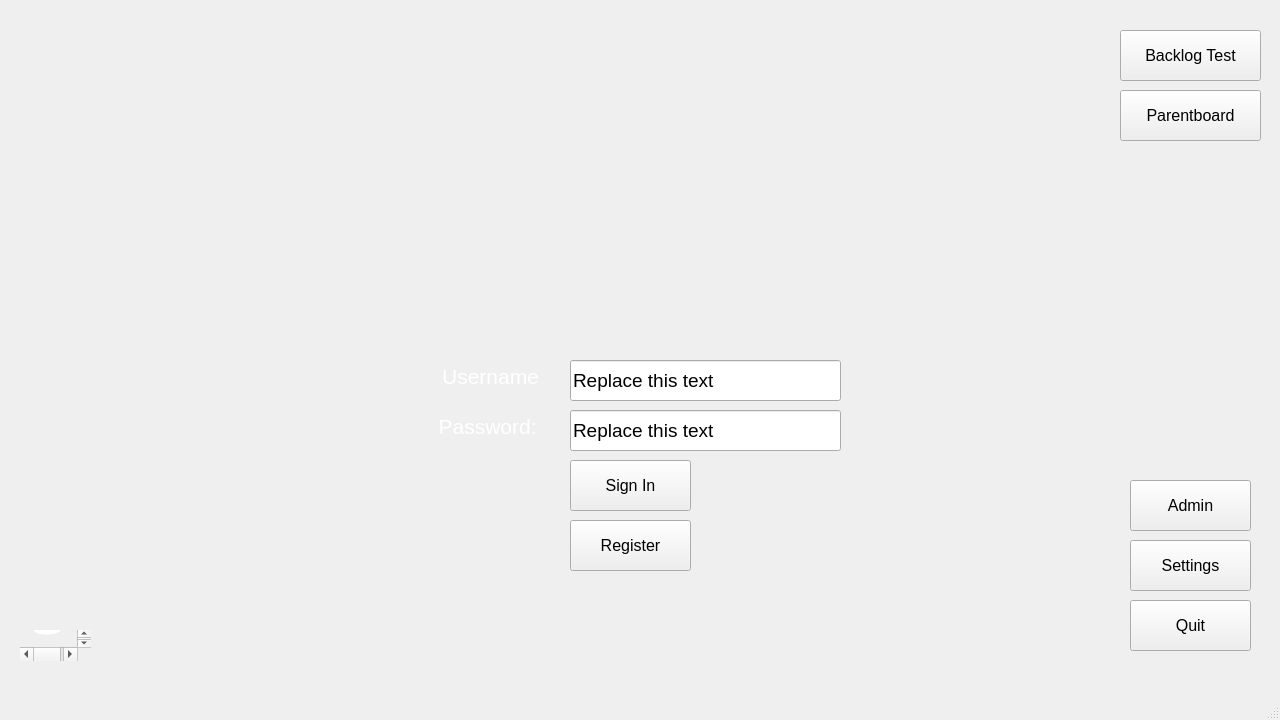
Qt form code/Staging_Environment/Recovered/Staging_Environment_Recorverd/mainwindow.ui (muazzamaqeel/Software-Project-CTS-5) before a commit.
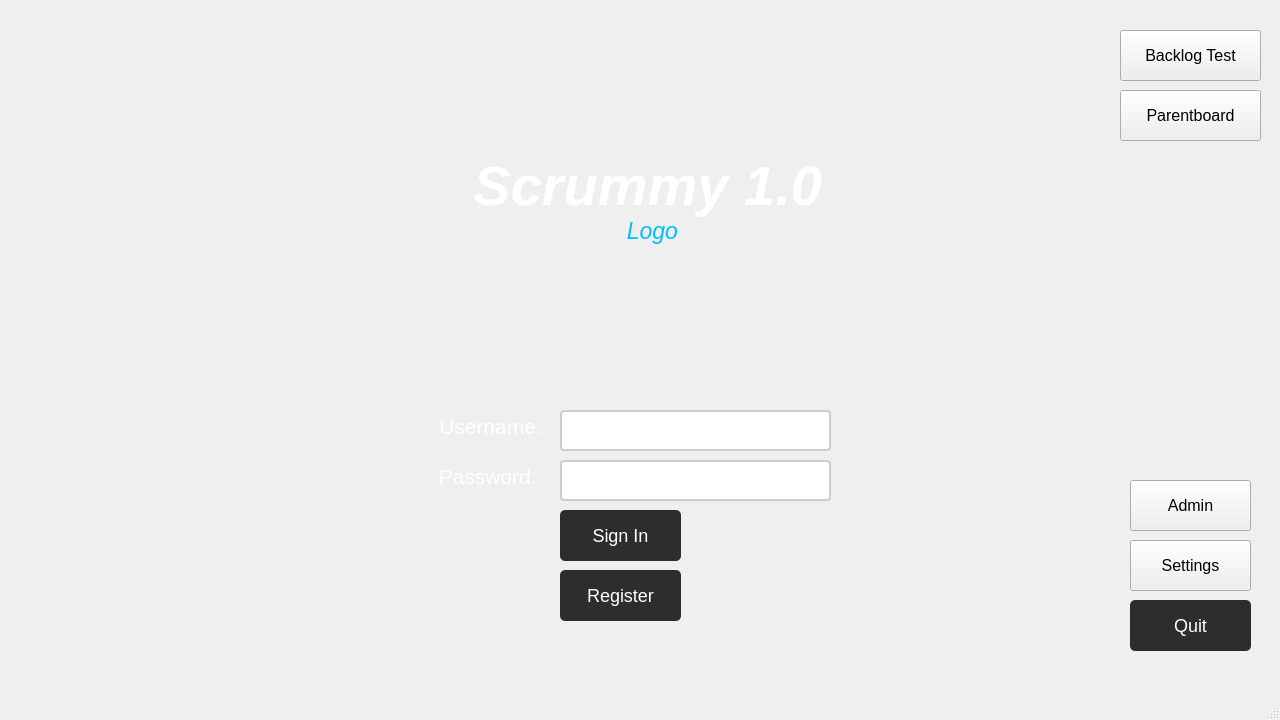
The same form after that commit.

Commit message: MainWindow Design +  Admin Access through keys

```diff
--- a/code/Staging_Environment/Recovered/Staging_Environment_Recorverd/mainwindow.ui
+++ b/code/Staging_Environment/Recovered/Staging_Environment_Recorverd/mainwindow.ui
@@ -70,7 +70,7 @@
     <property name="geometry">
      <rect>
       <x>430</x>
-      <y>360</y>
+      <y>410</y>
       <width>121</width>
       <height>41</height>
      </rect>
@@ -111,7 +111,7 @@
 li.unchecked::marker { content: &quot;\2610&quot;; }
 li.checked::marker { content: &quot;\2612&quot;; }
 &lt;/style&gt;&lt;/head&gt;&lt;body style=&quot; font-family:'Segoe UI'; font-size:12pt; font-weight:400; font-style:normal;&quot;&gt;
-&lt;p align=&quot;center&quot; style=&quot; margin-top:0px; margin-bottom:0px; margin-left:0px; margin-right:0px; -qt-block-indent:0; text-indent:0px;&quot;&gt;&lt;span style=&quot; font-size:16pt; color:#ffffff;&quot;&gt;Username&lt;/span&gt;&lt;/p&gt;&lt;/body&gt;&lt;/html&gt;</string>
+&lt;p align=&quot;center&quot; style=&quot; margin-top:0px; margin-bottom:0px; margin-left:0px; margin-right:0px; -qt-block-indent:0; text-indent:0px;&quot;&gt;&lt;span style=&quot; font-size:16pt; color:#ffffff;&quot;&gt;Username:&lt;/span&gt;&lt;/p&gt;&lt;/body&gt;&lt;/html&gt;</string>
     </property>
     <property name="overwriteMode">
      <bool>true</bool>
@@ -120,10 +120,10 @@
    <widget class="QTextBrowser" name="textBrowser">
     <property name="geometry">
      <rect>
-      <x>20</x>
-      <y>630</y>
-      <width>71</width>
-      <height>31</height>
+      <x>280</x>
+      <y>150</y>
+      <width>751</width>
+      <height>171</height>
      </rect>
     </property>
     <property name="font">
@@ -166,9 +166,36 @@
     </property>
     <property name="font">
      <font>
-      <pointsize>12</pointsize>
+      <pointsize>-1</pointsize>
+      <underline>false</underline>
+      <strikeout>false</strikeout>
      </font>
     </property>
+    <property name="styleSheet">
+     <string notr="true">QPushButton {
+    background-color: #2D2D2D; /* Dark grey background */
+    color: white; /* White text */
+    border-radius: 5px; /* Rounded corners */
+    padding: 10px 20px; /* Padding around text */
+    font-size: 18px; /* Font size */
+    border: none; /* No border */
+    text-align: center; /* Center text */
+    text-decoration: none; /* No text decoration */
+    display: inline-block; /* Display as inline-block */
+    transition: all 0.3s; /* Smooth transition for hover effects */
+    cursor: pointer; /* Show hand cursor on hover */
+}
+
+QPushButton:hover {
+    background-color: #3A3A3A; /* Slightly lighter grey on hover */
+    box-shadow: 0 4px 8px 0 rgba(0,0,0,0.2); /* Subtle shadow effect on hover */
+}
+
+QPushButton:pressed {
+    background-color: #1A1A1A; /* Even lighter grey for pressed state */
+}
+</string>
+    </property>
     <property name="text">
      <string>Quit</string>
     </property>
@@ -176,17 +203,44 @@
    <widget class="QPushButton" name="registerbutton_main">
     <property name="geometry">
      <rect>
-      <x>570</x>
-      <y>520</y>
+      <x>560</x>
+      <y>570</y>
       <width>121</width>
       <height>51</height>
      </rect>
     </property>
     <property name="font">
      <font>
-      <pointsize>12</pointsize>
+      <pointsize>-1</pointsize>
+      <underline>false</underline>
+      <strikeout>false</strikeout>
      </font>
     </property>
+    <property name="styleSheet">
+     <string notr="true">QPushButton {
+    background-color: #2D2D2D; /* Dark grey background */
+    color: white; /* White text */
+    border-radius: 5px; /* Rounded corners */
+    padding: 10px 20px; /* Padding around text */
+    font-size: 18px; /* Font size */
+    border: none; /* No border */
+    text-align: center; /* Center text */
+    text-decoration: none; /* No text decoration */
+    display: inline-block; /* Display as inline-block */
+    transition: all 0.3s; /* Smooth transition for hover effects */
+    cursor: pointer; /* Show hand cursor on hover */
+}
+
+QPushButton:hover {
+    background-color: #3A3A3A; /* Slightly lighter grey on hover */
+    box-shadow: 0 4px 8px 0 rgba(0,0,0,0.2); /* Subtle shadow effect on hover */
+}
+
+QPushButton:pressed {
+    background-color: #1A1A1A; /* Even lighter grey for pressed state */
+}
+</string>
+    </property>
     <property name="text">
      <string>Register</string>
     </property>
@@ -194,17 +248,44 @@
    <widget class="QPushButton" name="signIn_Button">
     <property name="geometry">
      <rect>
-      <x>570</x>
-      <y>460</y>
+      <x>560</x>
+      <y>510</y>
       <width>121</width>
       <height>51</height>
      </rect>
     </property>
     <property name="font">
      <font>
-      <pointsize>12</pointsize>
+      <pointsize>-1</pointsize>
+      <underline>false</underline>
+      <strikeout>false</strikeout>
      </font>
     </property>
+    <property name="styleSheet">
+     <string notr="true">QPushButton {
+    background-color: #2D2D2D; /* Dark grey background */
+    color: white; /* White text */
+    border-radius: 5px; /* Rounded corners */
+    padding: 10px 20px; /* Padding around text */
+    font-size: 18px; /* Font size */
+    border: none; /* No border */
+    text-align: center; /* Center text */
+    text-decoration: none; /* No text decoration */
+    display: inline-block; /* Display as inline-block */
+    transition: all 0.3s; /* Smooth transition for hover effects */
+    cursor: pointer; /* Show hand cursor on hover */
+}
+
+QPushButton:hover {
+    background-color: #3A3A3A; /* Slightly lighter grey on hover */
+    box-shadow: 0 4px 8px 0 rgba(0,0,0,0.2); /* Subtle shadow effect on hover */
+}
+
+QPushButton:pressed {
+    background-color: #1A1A1A; /* Even lighter grey for pressed state */
+}
+</string>
+    </property>
     <property name="text">
      <string>Sign In</string>
     </property>
@@ -231,7 +312,7 @@
     <property name="geometry">
      <rect>
       <x>430</x>
-      <y>410</y>
+      <y>460</y>
       <width>121</width>
       <height>41</height>
      </rect>
@@ -268,8 +349,8 @@
    <widget class="QLineEdit" name="input_username">
     <property name="geometry">
      <rect>
-      <x>570</x>
-      <y>360</y>
+      <x>560</x>
+      <y>410</y>
       <width>271</width>
       <height>41</height>
      </rect>
@@ -280,18 +361,30 @@
      </font>
     </property>
     <property name="styleSheet">
-     <string notr="true">QLineEdit* lineEdit = new QLineEdit(this)
-lineEdit-&gt;setStyleSheet(&quot;background-color: rgba(255, 255, 255, 100); border: none;&quot;);</string>
+     <string notr="true">QLineEdit {
+    border: 2px solid #CCCCCC; /* Light grey border */
+    border-radius: 4px; /* Slightly rounded corners for a modern look */
+    padding: 5px; /* Padding inside the text field */
+    background-color: #FFFFFF; /* White background color */
+    color: #000000; /* Black text color */
+    selection-background-color: #4A90E2; /* Blue selection color */
+    selection-color: #FFFFFF; /* White selection text color */
+}
+
+QLineEdit:focus {
+    border-color: #4A90E2; /* Blue border color when the QLineEdit has focus */
+}
+</string>
     </property>
     <property name="text">
-     <string>Replace this text</string>
+     <string/>
     </property>
    </widget>
    <widget class="QLineEdit" name="input_password">
     <property name="geometry">
      <rect>
-      <x>570</x>
-      <y>410</y>
+      <x>560</x>
+      <y>460</y>
       <width>271</width>
       <height>41</height>
      </rect>
@@ -302,12 +395,23 @@
      </font>
     </property>
     <property name="styleSheet">
-     <string notr="true">QLineEdit* lineEdit = new QLineEdit(this)
-lineEdit-&gt;setStyleSheet(&quot;background-color: rgba(255, 255, 255, 100); border: none;&quot;);
+     <string notr="true">QLineEdit {
+    border: 2px solid #CCCCCC; /* Light grey border */
+    border-radius: 4px; /* Slightly rounded corners for a modern look */
+    padding: 5px; /* Padding inside the text field */
+    background-color: #FFFFFF; /* White background color */
+    color: #000000; /* Black text color */
+    selection-background-color: #4A90E2; /* Blue selection color */
+    selection-color: #FFFFFF; /* White selection text color */
+}
+
+QLineEdit:focus {
+    border-color: #4A90E2; /* Blue border color when the QLineEdit has focus */
+}
 </string>
     </property>
     <property name="text">
-     <string>Replace this text</string>
+     <string/>
     </property>
    </widget>
    <widget class="QPushButton" name="parentboardButton">
@@ -380,16 +484,34 @@
    <widget class="QLabel" name="logo">
     <property name="geometry">
      <rect>
-      <x>350</x>
-      <y>120</y>
-      <width>641</width>
-      <height>211</height>
+      <x>20</x>
+      <y>600</y>
+      <width>51</width>
+      <height>51</height>
      </rect>
     </property>
     <property name="text">
      <string/>
     </property>
    </widget>
+   <widget class="QLabel" name="borde_login">
+    <property name="geometry">
+     <rect>
+      <x>410</x>
+      <y>340</y>
+      <width>521</width>
+      <height>311</height>
+     </rect>
+    </property>
+    <property name="styleSheet">
+     <string notr="true">QLabel* pLabel = new QLabel;
+pLabel-&gt;setStyleSheet(&quot;QLabel { background-color : red; color : blue; }&quot;);</string>
+    </property>
+    <property name="text">
+     <string/>
+    </property>
+   </widget>
+   <zorder>borde_login</zorder>
    <zorder>bg_main</zorder>
    <zorder>textBrowser_2</zorder>
    <zorder>textBrowser</zorder>
```
The commit also changes 4 other files.
